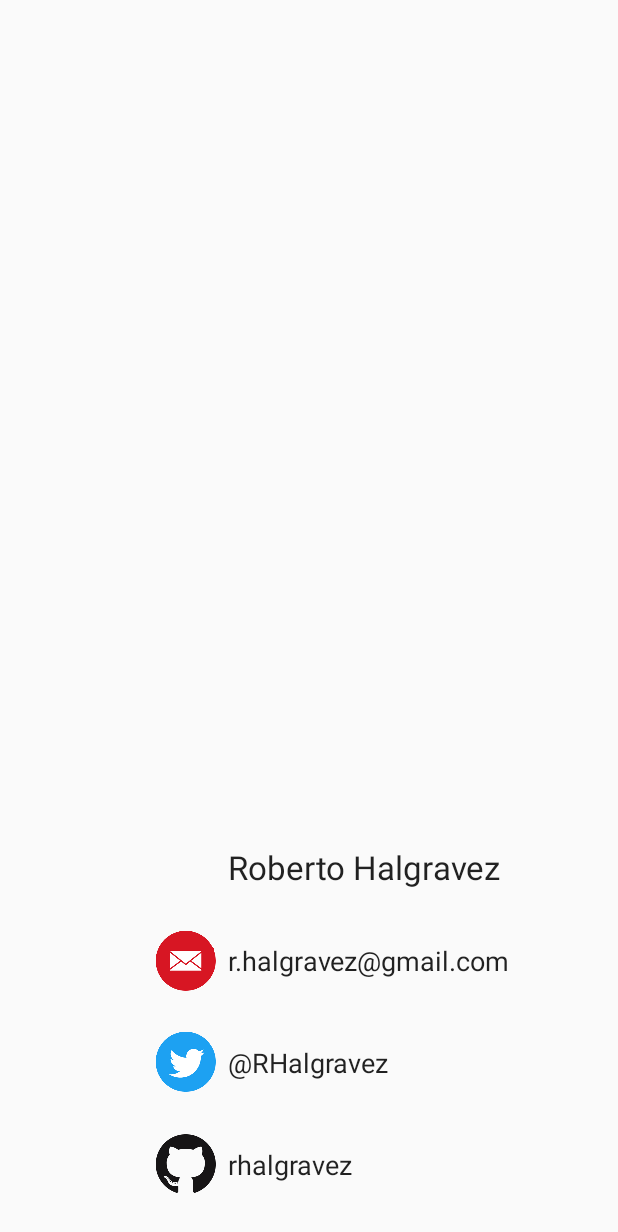
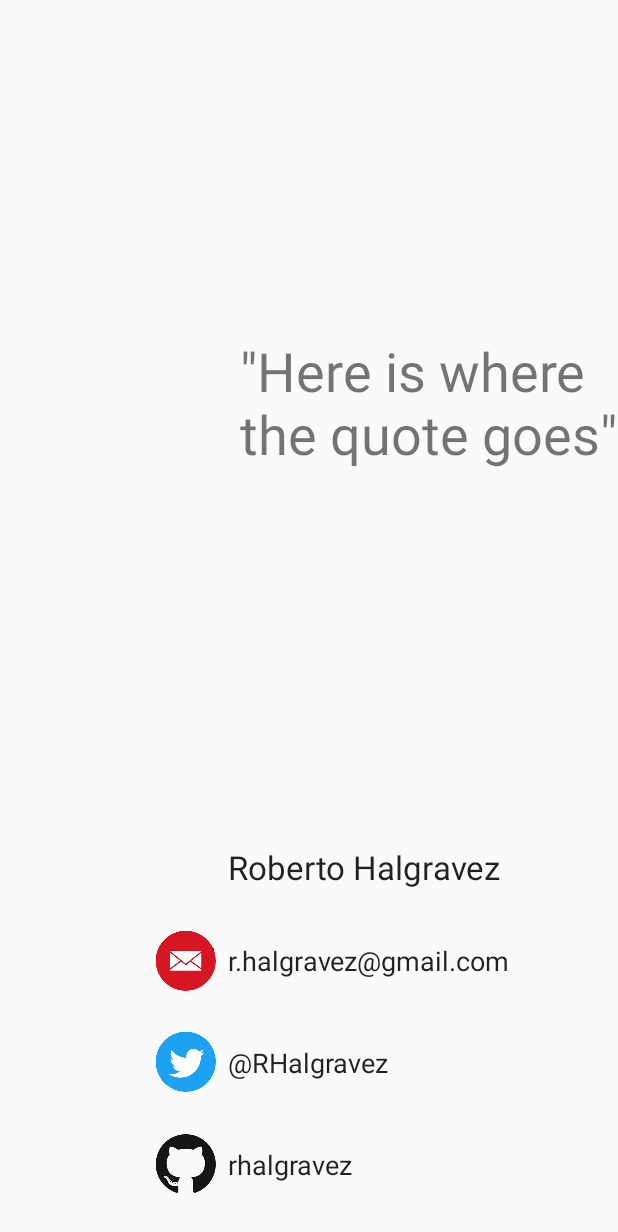
Before and after one commit to rhalgravez/AndroidBootcampSummer2020, an Android app: the layout activity_main.xml on its own in the app's theme, with its tools: preview values and no code run, on a phone screen of 412 x 824 dp. Shown: the top 1232 px of the screen. Run offline under Robolectric (Android 15) with nearby library versions, the phone set to English and light mode, and no system bars.

Commit message:
Week 3 - Add TextView and ImageView for the quote

```diff
--- a/Week3/Assignment3/app/src/main/res/layout/activity_main.xml
+++ b/Week3/Assignment3/app/src/main/res/layout/activity_main.xml
@@ -5,6 +5,30 @@
     android:layout_width="match_parent"
     android:layout_height="match_parent"
     tools:context=".MainActivity">
+
+    <ImageView
+        android:id="@+id/quoteImageView"
+        android:layout_width="0dp"
+        android:layout_height="0dp"
+        android:scaleType="centerCrop"
+        app:layout_constraintBottom_toTopOf="@id/horizontalGuideline"
+        app:layout_constraintEnd_toEndOf="@id/verticalGuideline"
+        app:layout_constraintStart_toStartOf="parent"
+        app:layout_constraintTop_toTopOf="parent" />
+
+    <TextView
+        android:id="@+id/quoteTextView"
+        android:layout_width="0dp"
+        android:layout_height="wrap_content"
+        tools:text="&quot;Here is where the quote goes&quot;"
+        android:textSize="36dp"
+        android:maxLines="6"
+        android:paddingStart="16dp"
+        app:layout_constraintTop_toTopOf="parent"
+        app:layout_constraintStart_toStartOf="@id/verticalGuideline"
+        app:layout_constraintEnd_toEndOf="parent"
+        app:layout_constraintBottom_toBottomOf="@id/horizontalGuideline"/>
+
 
     <TextView
         style="@style/customTextView"
```
